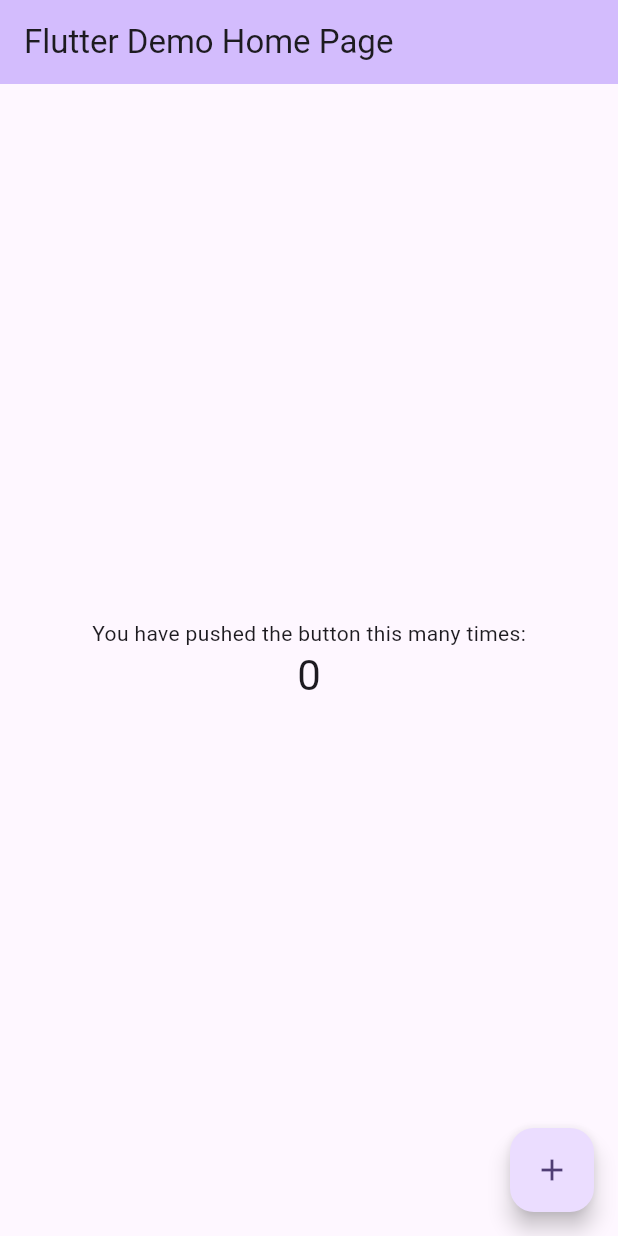
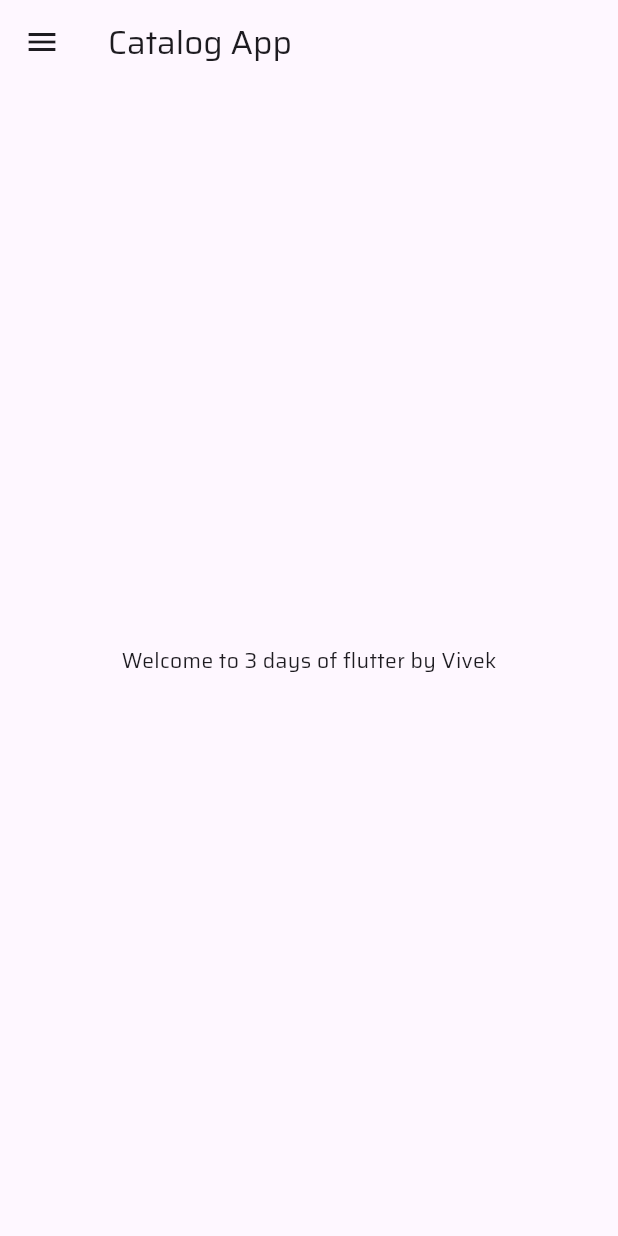
Before and after one commit to me-vivek-kr/FlutterLearn, a Flutter app: the screen it shows after launch, on a phone screen of 412 x 824 dp. Run offline on Flutter 3.47's test engine with Material 3 defaults, Android fonts, the phone set to English and light mode, and no system bars; our stand-ins replace google_fonts.

Commit message:
Day2 Complete

```diff
--- a/lib/main.dart
+++ b/lib/main.dart
@@ -1,125 +1,32 @@
 import 'package:flutter/material.dart';
+import 'package:flutterlearn/pages/login_page.dart';
+import 'package:google_fonts/google_fonts.dart';
+
+import 'pages/home_page.dart';
 
 void main() {
-  runApp(const MyApp());
+  runApp(MyApp());
 }
 
 class MyApp extends StatelessWidget {
-  const MyApp({super.key});
-
-  // This widget is the root of your application.
   @override
   Widget build(BuildContext context) {
     return MaterialApp(
-      title: 'Flutter Demo',
+      themeMode: ThemeMode.light,
       theme: ThemeData(
-        // This is the theme of your application.
-        //
-        // TRY THIS: Try running your application with "flutter run". You'll see
-        // the application has a purple toolbar. Then, without quitting the app,
-        // try changing the seedColor in the colorScheme below to Colors.green
-        // and then invoke "hot reload" (save your changes or press the "hot
-        // reload" button in a Flutter-supported IDE, or press "r" if you used
-        // the command line to start the app).
-        //
-        // Notice that the counter didn't reset back to zero; the application
-        // state is not lost during the reload. To reset the state, use hot
-        // restart instead.
-        //
-        // This works for code too, not just values: Most code changes can be
-        // tested with just a hot reload.
-        colorScheme: ColorScheme.fromSeed(seedColor: Colors.deepPurple),
-        useMaterial3: true,
+        primarySwatch: Colors.deepPurple,
+        fontFamily: GoogleFonts.saira().fontFamily,
+        //primaryTextTheme: GoogleFonts.latoTextTheme(),
       ),
-      home: const MyHomePage(title: 'Flutter Demo Home Page'),
+      darkTheme: ThemeData(
+        brightness: Brightness.dark,
+      ),
+      initialRoute: "/home",
+      routes: {
+        "/": (context) => LoginPage(),
+        "/home": (context) => HomePage(),
+        "/login": (context) => LoginPage()
+      },
     );
   }
 }
-
-class MyHomePage extends StatefulWidget {
-  const MyHomePage({super.key, required this.title});
-
-  // This widget is the home page of your application. It is stateful, meaning
-  // that it has a State object (defined below) that contains fields that affect
-  // how it looks.
-
-  // This class is the configuration for the state. It holds the values (in this
-  // case the title) provided by the parent (in this case the App widget) and
-  // used by the build method of the State. Fields in a Widget subclass are
-  // always marked "final".
-
-  final String title;
-
-  @override
-  State<MyHomePage> createState() => _MyHomePageState();
-}
-
-class _MyHomePageState extends State<MyHomePage> {
-  int _counter = 0;
-
-  void _incrementCounter() {
-    setState(() {
-      // This call to setState tells the Flutter framework that something has
-      // changed in this State, which causes it to rerun the build method below
-      // so that the display can reflect the updated values. If we changed
-      // _counter without calling setState(), then the build method would not be
-      // called again, and so nothing would appear to happen.
-      _counter++;
-    });
-  }
-
-  @override
-  Widget build(BuildContext context) {
-    // This method is rerun every time setState is called, for instance as done
-    // by the _incrementCounter method above.
-    //
-    // The Flutter framework has been optimized to make rerunning build methods
-    // fast, so that you can just rebuild anything that needs updating rather
-    // than having to individually change instances of widgets.
-    return Scaffold(
-      appBar: AppBar(
-        // TRY THIS: Try changing the color here to a specific color (to
-        // Colors.amber, perhaps?) and trigger a hot reload to see the AppBar
-        // change color while the other colors stay the same.
-        backgroundColor: Theme.of(context).colorScheme.inversePrimary,
-        // Here we take the value from the MyHomePage object that was created by
-        // the App.build method, and use it to set our appbar title.
-        title: Text(widget.title),
-      ),
-      body: Center(
-        // Center is a layout widget. It takes a single child and positions it
-        // in the middle of the parent.
-        child: Column(
-          // Column is also a layout widget. It takes a list of children and
-          // arranges them vertically. By default, it sizes itself to fit its
-          // children horizontally, and tries to be as tall as its parent.
-          //
-          // Column has various properties to control how it sizes itself and
-          // how it positions its children. Here we use mainAxisAlignment to
-          // center the children vertically; the main axis here is the vertical
-          // axis because Columns are vertical (the cross axis would be
-          // horizontal).
-          //
-          // TRY THIS: Invoke "debug painting" (choose the "Toggle Debug Paint"
-          // action in the IDE, or press "p" in the console), to see the
-          // wireframe for each widget.
-          mainAxisAlignment: MainAxisAlignment.center,
-          children: <Widget>[
-            const Text(
-              'You have pushed the button this many times:',
-            ),
-            Text(
-              '$_counter',
-              style: Theme.of(context).textTheme.headlineMedium,
-            ),
-          ],
-        ),
-      ),
-      floatingActionButton: FloatingActionButton(
-        onPressed: _incrementCounter,
-        tooltip: 'Increment',
-        child: const Icon(Icons.add),
-      ), // This trailing comma makes auto-formatting nicer for build methods.
-    );
-  }
-}
--- /dev/null
+++ b/lib/pages/home_page.dart
@@ -0,0 +1,20 @@
+import 'package:flutter/material.dart';
+
+class HomePage extends StatelessWidget {
+  final int days = 3;
+  final String name = "Vivek";
+  @override
+  Widget build(BuildContext context) {
+    return Scaffold(
+      appBar: AppBar(
+        title: Text("Catalog App"),
+      ),
+      body: Center(
+        child: Container(
+          child: Text("Welcome to $days days of flutter by $name"),
+        ),
+      ),
+      drawer: Drawer(),
+    );
+  }
+}
```
Also changed, not shown: lib/pages/login_page.dart (added, +59 -0 lines), pubspec.yaml (+4 -3 lines), assets/images/login_image.png (added), pubspec.lock, 1 other file.
